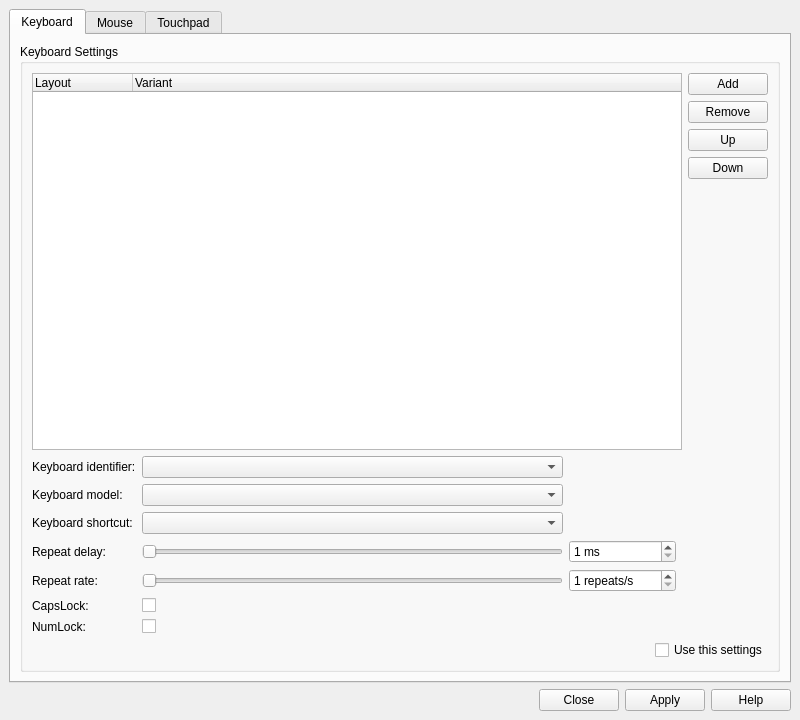
Sunderland93/sway-input-config, file sway_input_config/ui/mainwindow.ui: the form before one commit.
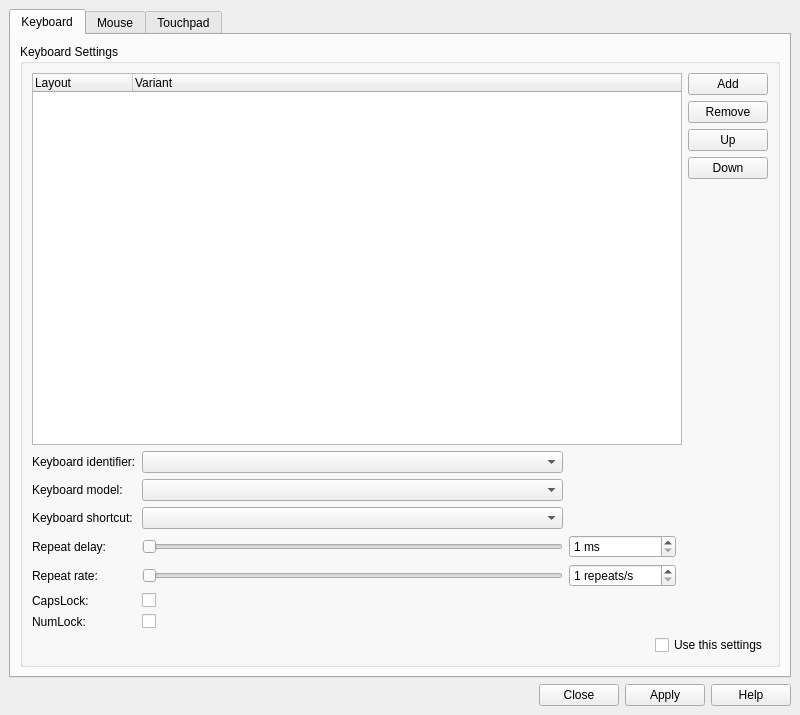
The form after the commit.

Commit message: Don't elide text in comboboxes

What changed in the file:
```diff
--- a/sway_input_config/ui/mainwindow.ui
+++ b/sway_input_config/ui/mainwindow.ui
@@ -7,19 +7,19 @@
     <x>0</x>
     <y>0</y>
     <width>800</width>
-    <height>720</height>
+    <height>715</height>
    </rect>
   </property>
   <property name="minimumSize">
    <size>
     <width>800</width>
-    <height>720</height>
+    <height>715</height>
    </size>
   </property>
   <property name="maximumSize">
    <size>
     <width>800</width>
-    <height>720</height>
+    <height>715</height>
    </size>
   </property>
   <property name="windowTitle">
```
Left out of the diff: 188 changed lines with no effect on the pictures. The commit also changes 2 other files.
